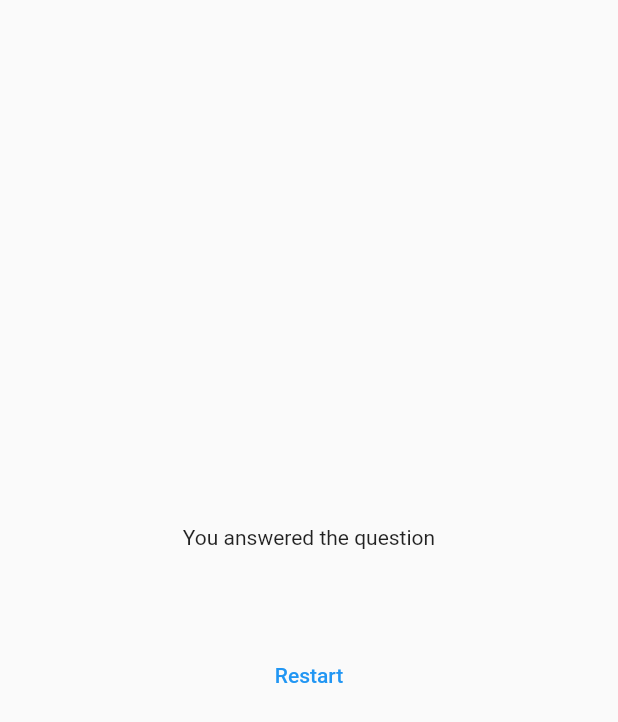
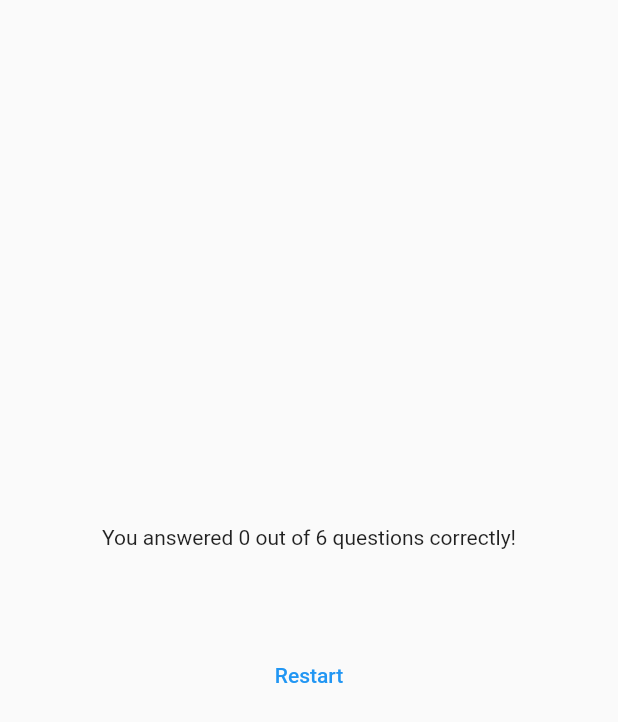
Before and after one commit to CongNQ-Dev/flutter-quiz-app, a Flutter app: the ResultScreen widget shown alone on an empty page, opened directly with empty values, on a phone screen of 412 x 824 dp. Shown: the top 722 px of the screen. Run offline on Flutter 3.47's test engine with Material 2 defaults, Android fonts, the phone set to English and light mode, and no system bars; our stand-ins replace google_fonts.

```diff
--- a/lib/screens/result_screen.dart
+++ b/lib/screens/result_screen.dart
@@ -3,7 +3,7 @@ import 'package:quiz/questions_summary.dart';
 import '../data/questions.dart';
 
 class ResultScreen extends StatelessWidget {
-  const ResultScreen({super.key, required this.chosenAnswer});
+  ResultScreen({super.key, required this.chosenAnswer});
   final List<String> chosenAnswer;
   List<Map<String, Object>> getSummaryData() {
     final List<Map<String, Object>> summary = [];
@@ -21,6 +21,11 @@ class ResultScreen extends StatelessWidget {
 
   @override
   Widget build(BuildContext context) {
+    final summaryData = getSummaryData();
+    final numberTotalQuestions = questions.length;
+    final numCorrectQuestions = summaryData
+        .where((data) => data['user_answer'] == data['correct_answer'])
+        .length;
     return SizedBox(
       width: double.infinity,
       child: Container(
@@ -28,11 +33,12 @@ class ResultScreen extends StatelessWidget {
         child: Column(
           mainAxisAlignment: MainAxisAlignment.center,
           children: [
-            Text("You answered the question"),
+            Text(
+                "You answered $numCorrectQuestions out of $numberTotalQuestions questions correctly!"),
             SizedBox(
               height: 30,
             ),
-            QuestionsSummary(getSummaryData()),
+            QuestionsSummary(summaryData),
             SizedBox(
               height: 30,
             ),
```
